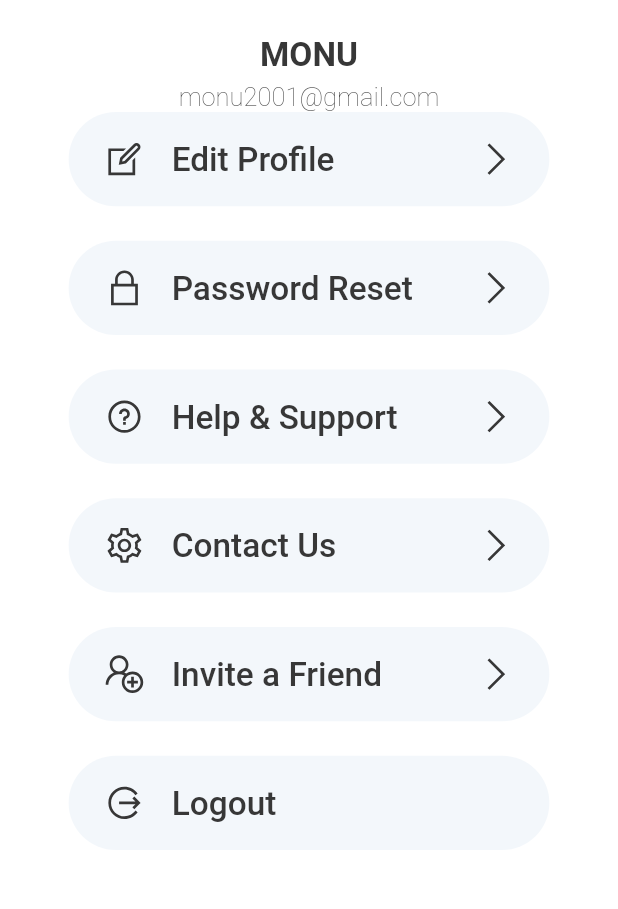
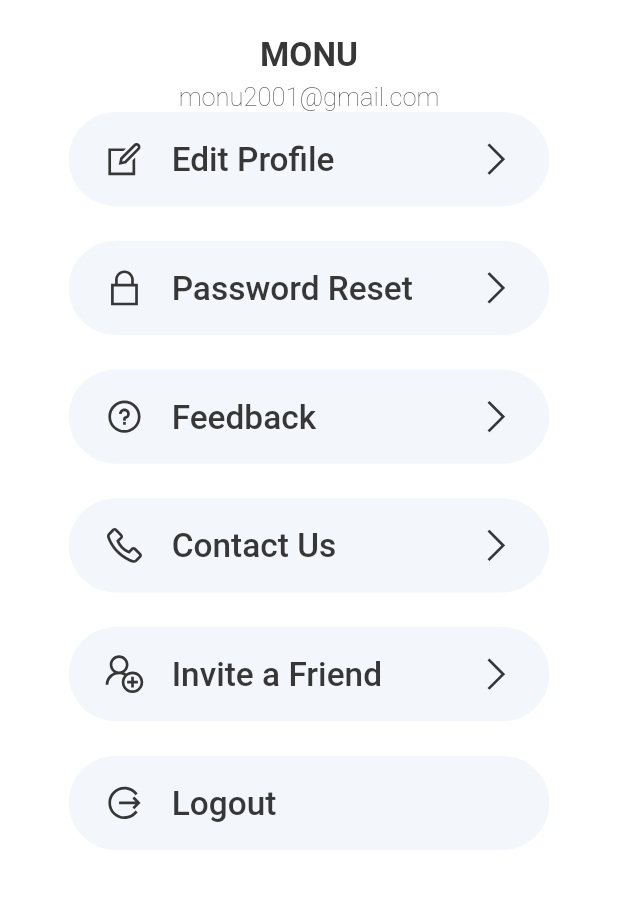
Before and after one commit to pranav-bharadwaj/Sanchari-app, a Flutter app: the screen it shows after launch, after a tap on the "person" icon, on a phone screen of 412 x 824 dp, the part 309-1218 px from its top. Run offline on Flutter 3.47's test engine with Material 2 defaults, Android fonts, the phone set to English and light mode, and no system bars; our stand-ins replace animated_splash_screen, firebase_core, flutter_screenutil, google_maps_flutter, line_awesome_flutter, share; missing offline and left inert: google_place; accounts and stored records are empty; Roboto replaces fonts that are missing (SFProText).

Commit message:
Changed app icon and added feedback

```diff
--- a/lib/profile.dart
+++ b/lib/profile.dart
@@ -4,8 +4,11 @@ import 'package:line_awesome_flutter/line_awesome_flutter.dart';
 import 'package:sanchari/constants.dart';
 import 'package:sanchari/contactUs.dart';
 import 'package:sanchari/editProfile.dart';
+import 'package:sanchari/feedback.dart';
 import 'package:sanchari/main.dart';
 import 'package:sanchari/passwordReset.dart';
+
+import 'package:share/share.dart';
 
 class Profile extends StatelessWidget {
   const Profile({Key? key}) : super(key: key);
@@ -109,9 +112,17 @@ class Profile extends StatelessWidget {
                 text: 'Password Reset',
               ),
             ),
-            ProfileListItem(
-              icon: LineAwesomeIcons.question_circle,
-              text: 'Help & Support',
+            GestureDetector(
+              onTap: () => {
+                Navigator.push(
+                  context,
+                  MaterialPageRoute(builder: (context) => const FeedBack()),
+                )
+              },
+              child: ProfileListItem(
+                icon: LineAwesomeIcons.question_circle,
+                text: 'Feedback',
+              ),
             ),
             GestureDetector(
               onTap: () => {
@@ -121,13 +132,20 @@ class Profile extends StatelessWidget {
                 )
               },
               child: ProfileListItem(
-                icon: LineAwesomeIcons.cog,
+                icon: LineAwesomeIcons.phone,
                 text: 'Contact Us',
               ),
             ),
-            ProfileListItem(
-              icon: LineAwesomeIcons.user_plus,
-              text: 'Invite a Friend',
+            GestureDetector(
+              onTap: () => {
+                Share.share(
+                    'Hey! Check out this new app Sanchari https://github.com/Sanchari4us/Sanchari',
+                    subject: 'Sanchari app'),
+              },
+              child: ProfileListItem(
+                icon: LineAwesomeIcons.user_plus,
+                text: 'Invite a Friend',
+              ),
             ),
             ProfileListItem(
               icon: LineAwesomeIcons.alternate_sign_out,
--- a/pubspec.yaml
+++ b/pubspec.yaml
@@ -42,6 +42,7 @@ dependencies:
   google_place: ^0.4.7
   firebase_core: ^1.17.1
   firebase_auth: ^3.3.19
+  share: ^2.0.4
 
 dev_dependencies:
   flutter_test:
```
Also changed, not shown: lib/Login.dart (+25 -14 lines), lib/feedback.dart (added, +66 -0 lines), pubspec.lock, 32 other files.
